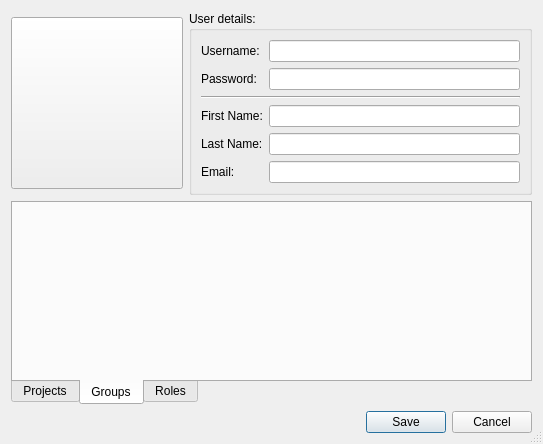
This is forms/repodialoguser.ui in 3drepo/3drepogui as Qt 5 draws it before an edit. The edited form follows.
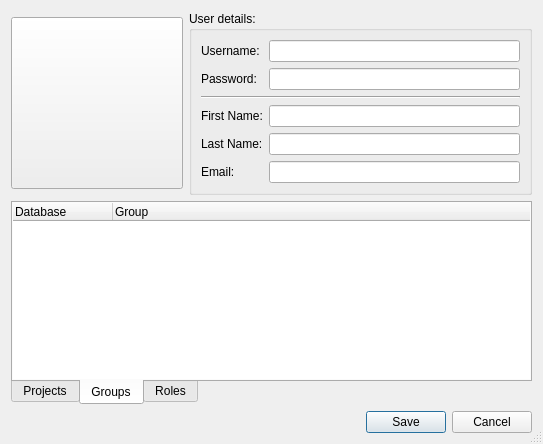
This is the edited form. The open tabs and pages were chosen to show the change.

Diff of the .ui file:
```diff
--- a/forms/repodialoguser.ui
+++ b/forms/repodialoguser.ui
@@ -243,6 +243,40 @@
       <attribute name="title">
        <string>Groups</string>
       </attribute>
+      <layout class="QVBoxLayout" name="verticalLayout_3">
+       <property name="leftMargin">
+        <number>0</number>
+       </property>
+       <property name="topMargin">
+        <number>0</number>
+       </property>
+       <property name="rightMargin">
+        <number>0</number>
+       </property>
+       <property name="bottomMargin">
+        <number>0</number>
+       </property>
+       <item>
+        <widget class="QTreeWidget" name="treeWidget">
+         <property name="frameShape">
+          <enum>QFrame::NoFrame</enum>
+         </property>
+         <property name="lineWidth">
+          <number>0</number>
+         </property>
+         <column>
+          <property name="text">
+           <string>Database</string>
+          </property>
+         </column>
+         <column>
+          <property name="text">
+           <string>Group</string>
+          </property>
+         </column>
+        </widget>
+       </item>
+      </layout>
      </widget>
      <widget class="QWidget" name="rolesTab">
       <attribute name="title">
```
Left out of the diff: 2 changed lines with no effect on the pictures.
